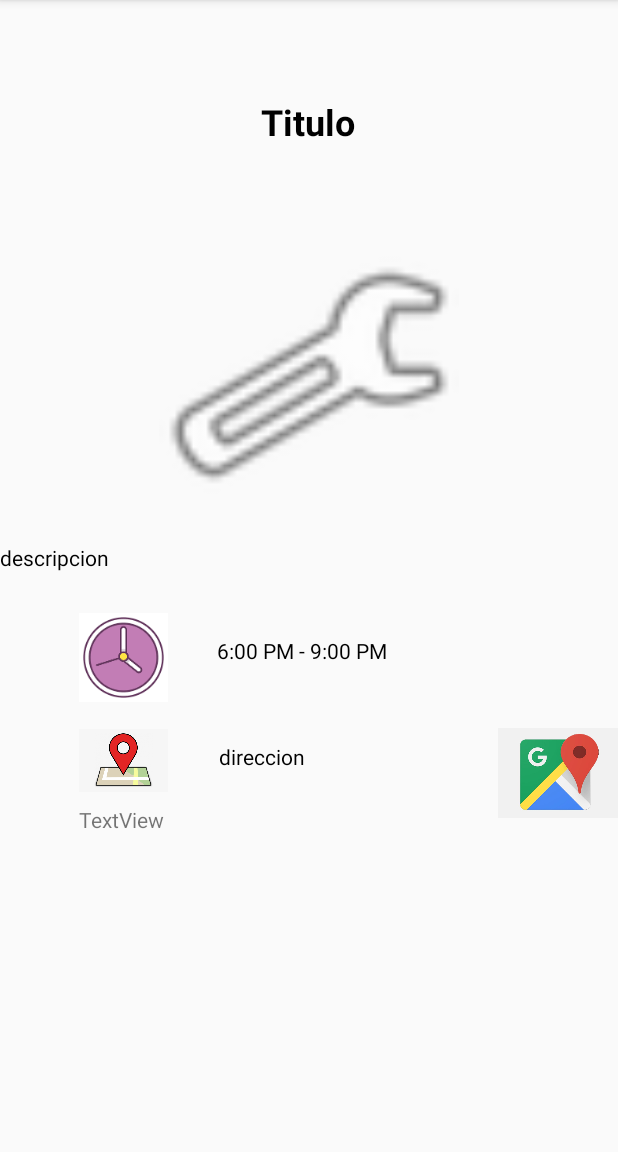
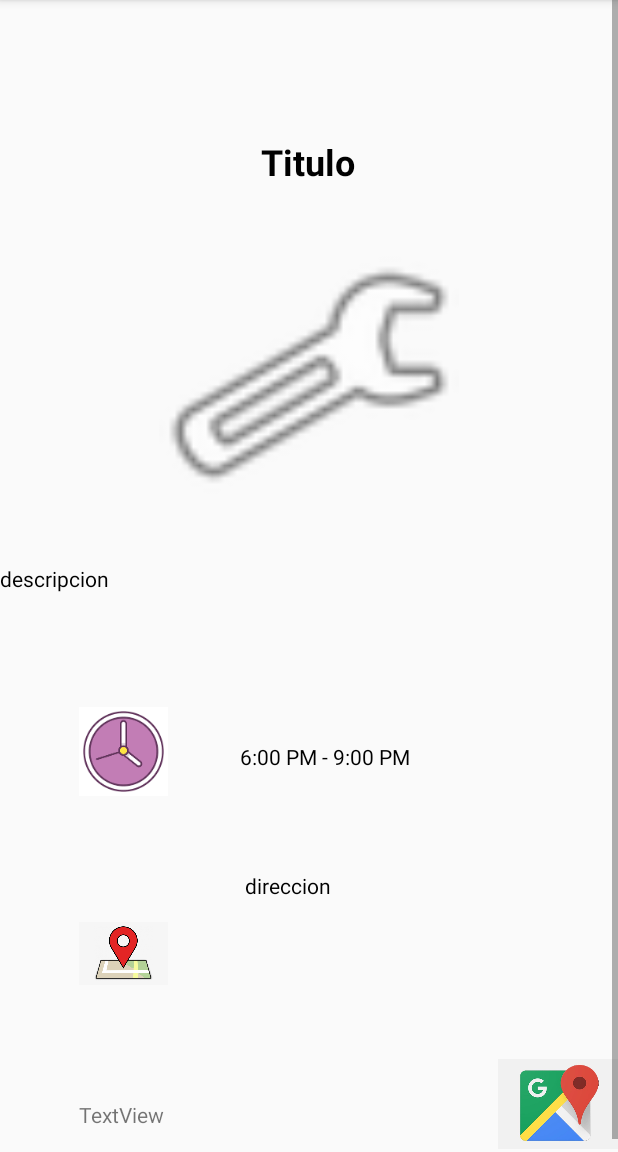
Before and after one commit to angarcia20/proyecto_app_movil, an Android app: the descripcionevento screen opened directly, with no data from a screen before it, on a phone screen of 412 x 824 dp, the part 84-1236 px from its top. Run offline under Robolectric (Android 15) with nearby library versions, the phone set to English and light mode, and no system bars; 6 statements that could not run were skipped.

Commit message:
angarcia20

```diff
--- a/app/src/main/java/com/example/poliviewer/Adaptador.java
+++ b/app/src/main/java/com/example/poliviewer/Adaptador.java
@@ -37,7 +37,7 @@ public class Adaptador extends BaseAdapter {
         descripcion.setText(datos[i][2]);
         direccion.setText(datos[i][4]);
         imagen.setImageResource(datosImg[i]);
-        calificacion.setProgress(Integer.valueOf(datos[i][6]));
+        calificacion.setProgress(Integer.valueOf(datos[i][7]));
 
         imagen.setTag(i);
         imagen.setOnClickListener(new View.OnClickListener() {
@@ -48,7 +48,8 @@ public class Adaptador extends BaseAdapter {
                 visores.putExtra("tituloImagen",datos[(Integer)v.getTag()][1]);
                 visores.putExtra("descripcionImagen",datos[(Integer)v.getTag()][2]);
                 visores.putExtra("direccionImagen",datos[(Integer)v.getTag()][4]);
-                visores.putExtra("hora",datos[(Integer)v.getTag()][5]);
+                visores.putExtra("fecha",datos[(Integer)v.getTag()][5]);
+                visores.putExtra("hora",datos[(Integer)v.getTag()][6]);
                 visores.putExtra("tipodeevento",datos[(Integer)v.getTag()][3]);
                 contexto.startActivity(visores);
 
--- a/app/src/main/java/com/example/poliviewer/AdminSQLiteOpenHelper.java
+++ b/app/src/main/java/com/example/poliviewer/AdminSQLiteOpenHelper.java
@@ -175,7 +175,7 @@ public class AdminSQLiteOpenHelper extends SQLiteOpenHelper {
 
         if(fila.moveToFirst()) {
 
-            String[][] resultado = new String[db.rawQuery("select * from crearevento",null).getCount()][7];
+            String[][] resultado = new String[db.rawQuery("select * from crearevento",null).getCount()][8];
             for (int i = 0 ; i< resultado.length ; i++){
                     resultado[i][0]= fila.getString(0);;
                 resultado[i][1]= fila.getString(1);
@@ -183,7 +183,8 @@ public class AdminSQLiteOpenHelper extends SQLiteOpenHelper {
                 resultado[i][3]= fila.getString(3);
                 resultado[i][4]= fila.getString(4);
                 resultado[i][5]= fila.getString(5);
-                resultado[i][6]= "5";
+                resultado[i][6]= fila.getString(6);
+                resultado[i][7]= "5";
                 fila.moveToNext();
 
             }
--- a/app/src/main/java/com/example/poliviewer/crearevento.java
+++ b/app/src/main/java/com/example/poliviewer/crearevento.java
@@ -142,6 +142,10 @@ public class crearevento extends AppCompatActivity implements NavigationView.OnN
             values.put("hora", horaevent);
             BaseDeDatos.insert("crearevento", null, values);
             Toast.makeText(getApplicationContext(), "Evento Registrado", Toast.LENGTH_SHORT).show();
+
+            Intent intent = new Intent(crearevento.this,cargaqr.class);
+
+            startActivity(intent);
         }
 
     }
--- a/app/src/main/java/com/example/poliviewer/descripcionevento.java
+++ b/app/src/main/java/com/example/poliviewer/descripcionevento.java
@@ -17,8 +17,8 @@ public class descripcionevento extends AppCompatActivity {
         TextView titulo = (TextView) findViewById(R.id.titulo);
         ImageView imagen = (ImageView) findViewById(R.id.imagen);
         TextView descripcion = (TextView) findViewById(R.id.descripcionsoporte);
-        TextView direccion = (TextView) findViewById(R.id.direccion);
-        TextView hora = (TextView) findViewById(R.id.horadelevento);
+        final TextView direccion = (TextView) findViewById(R.id.direccion);
+        TextView fecha = (TextView) findViewById(R.id.horadelevento);
         TextView tipodeevento = (TextView) findViewById(R.id.tipoevento);
         ImageView imagenmaps = (ImageView) findViewById(R.id.mapsevento);
 
@@ -28,7 +28,7 @@ public class descripcionevento extends AppCompatActivity {
         imagen.setImageResource(extras.getInt("IMG"));
         descripcion.setText(extras.getString("descripcionImagen"));
         direccion.setText(extras.getString("direccionImagen"));
-        hora.setText(extras.getString("horaevento"));
+        fecha.setText(extras.getString("fecha") + " - "+ extras.getString("hora") +" hrs");
         tipodeevento.setText("Este evento es " + extras.getString("tipodeevento"));
 
 
@@ -36,6 +36,7 @@ public class descripcionevento extends AppCompatActivity {
             @Override
             public void onClick(View v) {
                 Intent intent = new Intent(descripcionevento.this,MapsActivity.class);
+                intent.putExtra("direccion",direccion.toString());
                 startActivity(intent);
 
             }
--- a/app/src/main/java/com/example/poliviewer/soporte.java
+++ b/app/src/main/java/com/example/poliviewer/soporte.java
@@ -41,7 +41,7 @@ public class soporte extends AppCompatActivity implements NavigationView.OnNavig
 
             ContentValues values = new ContentValues();
 
-            values.put("titulo", tema.getText().toString());
+            values.put("tema", tema.getText().toString());
             values.put("descripcion", descripcion.getText().toString());
             BaseDeDatos.insert("soporte", null, values);
             Toast.makeText(getApplicationContext(), "Soporte creado", Toast.LENGTH_SHORT).show();
--- a/app/src/main/res/layout/activity_descripcionevento.xml
+++ b/app/src/main/res/layout/activity_descripcionevento.xml
@@ -24,6 +24,7 @@
                     android:id="@+id/imageView6"
                     android:layout_width="59dp"
                     android:layout_height="59dp"
+                    android:layout_marginTop="20dp"
                     app:layout_constraintBottom_toBottomOf="parent"
                     app:layout_constraintEnd_toEndOf="parent"
                     app:layout_constraintHorizontal_bias="0.15"
@@ -36,6 +37,8 @@
                     android:id="@+id/horadelevento"
                     android:layout_width="wrap_content"
                     android:layout_height="wrap_content"
+                    android:layout_marginStart="30dp"
+                    android:layout_marginLeft="30dp"
                     android:text="6:00 PM - 9:00 PM"
                     android:textColor="@android:color/black"
                     app:layout_constraintBottom_toBottomOf="parent"
@@ -62,6 +65,9 @@
                     android:id="@+id/direccion"
                     android:layout_width="wrap_content"
                     android:layout_height="wrap_content"
+                    android:layout_marginStart="30dp"
+                    android:layout_marginLeft="30dp"
+                    android:layout_marginBottom="100dp"
                     android:text="direccion"
                     android:textColor="@android:color/black"
                     app:layout_constraintBottom_toBottomOf="parent"
@@ -103,13 +109,12 @@
                     android:id="@+id/mapsevento"
                     android:layout_width="80dp"
                     android:layout_height="81dp"
-                    android:layout_marginTop="93dp"
+                    android:layout_marginTop="300dp"
                     app:layout_constraintBottom_toBottomOf="parent"
                     app:layout_constraintEnd_toEndOf="parent"
                     app:layout_constraintHorizontal_bias="1.0"
                     app:layout_constraintStart_toStartOf="parent"
                     app:layout_constraintTop_toBottomOf="@+id/descripcionsoporte"
-                    app:layout_constraintVertical_bias="0.0"
                     app:srcCompat="@drawable/googlemaps"
                     tools:ignore="OnClick" />
 
@@ -129,6 +134,7 @@
                     android:id="@+id/tipoevento"
                     android:layout_width="wrap_content"
                     android:layout_height="wrap_content"
+                    android:layout_marginTop="50dp"
                     android:text="TextView"
                     app:layout_constraintBottom_toBottomOf="parent"
                     app:layout_constraintEnd_toEndOf="parent"
--- a/app/src/main/res/layout/elemento_lista.xml
+++ b/app/src/main/res/layout/elemento_lista.xml
@@ -35,7 +35,7 @@
 
     <TextView
         android:id="@+id/titulo"
-        android:layout_width="wrap_content"
+        android:layout_width="170dp"
         android:layout_height="wrap_content"
         android:layout_marginStart="20dp"
         android:layout_marginLeft="20dp"
```
Also changed, not shown: app/src/main/java/com/example/poliviewer/MapsActivity.java (+51 -3 lines).
